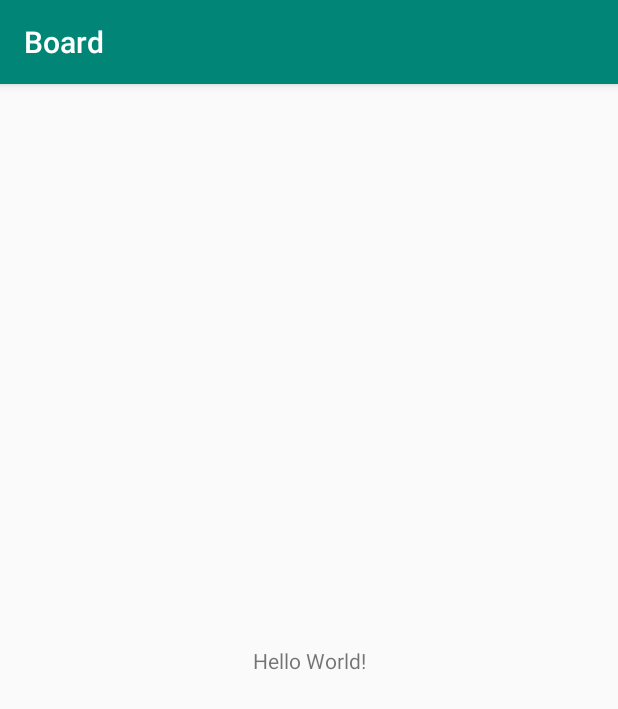
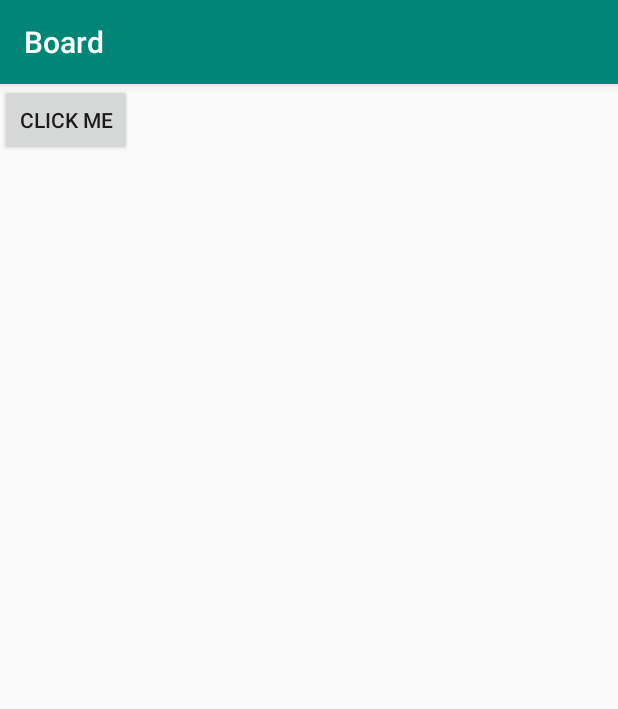
Before and after one commit to 02kristianshyiak/Board, an Android app: the screen it shows after launch (MainActivity), on a phone screen of 412 x 824 dp. Shown: the top 709 px of the screen. Run offline under Robolectric (Android 15) with nearby library versions, the phone set to English and light mode, and no system bars.

Commit message:
Make the button play a sound
It works

```diff
--- a/app/src/main/java/com/example/board/MainActivity.java
+++ b/app/src/main/java/com/example/board/MainActivity.java
@@ -2,13 +2,25 @@ package com.example.board;
 
 import androidx.appcompat.app.AppCompatActivity;
 
+import android.media.MediaPlayer;
 import android.os.Bundle;
+import android.view.View;
+import android.widget.Button;
 
 public class MainActivity extends AppCompatActivity {
+    Button bt;
 
     @Override
     protected void onCreate(Bundle savedInstanceState) {
         super.onCreate(savedInstanceState);
         setContentView(R.layout.activity_main);
+        bt = (Button)findViewById(R.id.clickme);
+        final MediaPlayer mp = MediaPlayer.create(this, R.raw.griffin);
+        bt.setOnClickListener(new View.OnClickListener() {
+            @Override
+            public void onClick(View view) {
+                mp.start();
+            }
+        });
     }
 }
--- a/app/src/main/res/layout/activity_main.xml
+++ b/app/src/main/res/layout/activity_main.xml
@@ -1,18 +1,14 @@
 <?xml version="1.0" encoding="utf-8"?>
-<androidx.constraintlayout.widget.ConstraintLayout xmlns:android="http://schemas.android.com/apk/res/android"
-    xmlns:app="http://schemas.android.com/apk/res-auto"
+<RelativeLayout xmlns:android="http://schemas.android.com/apk/res/android"
     xmlns:tools="http://schemas.android.com/tools"
     android:layout_width="match_parent"
     android:layout_height="match_parent"
     tools:context=".MainActivity">
 
-    <TextView
+
+    <Button
         android:layout_width="wrap_content"
         android:layout_height="wrap_content"
-        android:text="Hello World!"
-        app:layout_constraintBottom_toBottomOf="parent"
-        app:layout_constraintLeft_toLeftOf="parent"
-        app:layout_constraintRight_toRightOf="parent"
-        app:layout_constraintTop_toTopOf="parent" />
-
-</androidx.constraintlayout.widget.ConstraintLayout>
+        android:text="Click Me"
+        android:id="@+id/clickme" />
+</RelativeLayout>
```
Also changed, not shown: 1 other file.
